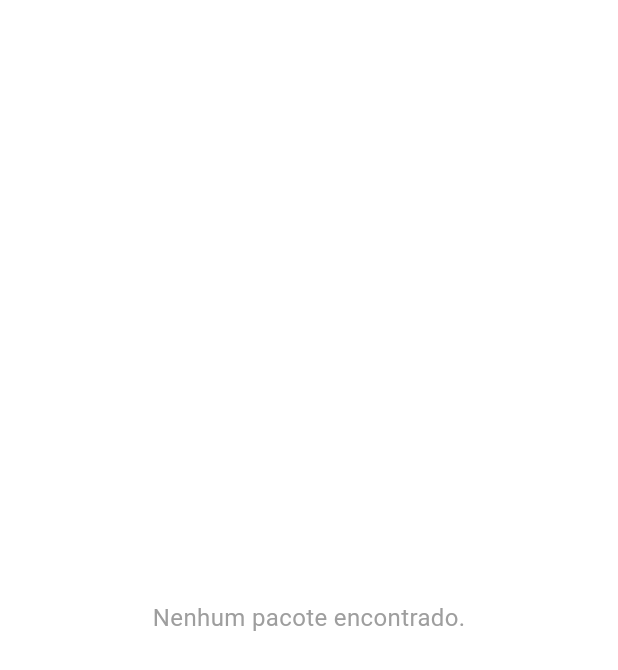
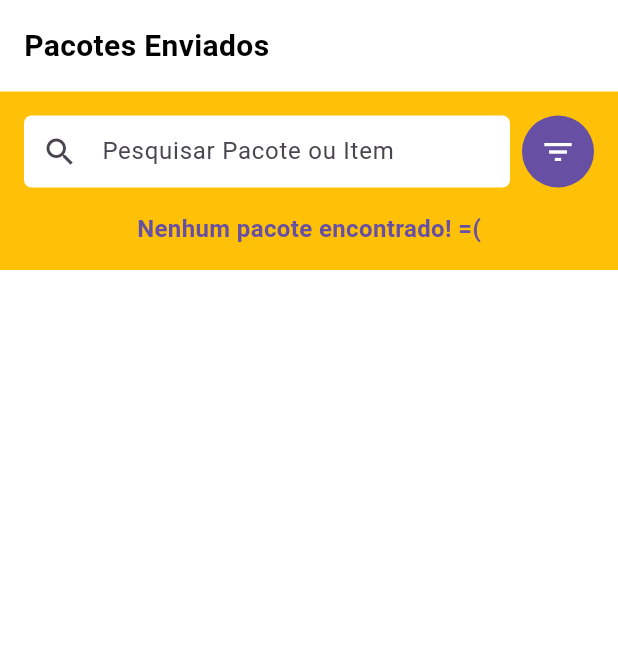
Before and after one commit to stiuff-mobile-devs/sti-uff-coletor-inventario, a Flutter app: the PackageListWidget widget shown alone on an empty page, opened directly, on a phone screen of 412 x 824 dp. Shown: the top 670 px of the screen. Run offline on Flutter 3.47's test engine with Material 3 defaults, Android fonts, the phone set to English and light mode, and no system bars; our stand-ins replace camera, carousel_slider, cloud_firestore, firebase_auth, firebase_core, firebase_storage and 6 more; missing offline and left inert: firebase_app_check, google_mlkit_barcode_scanning; accounts and stored records are empty; project files that could hold a hidden picture were left out.

Commit message:
Minor Update: Tags filter on PackageListWidget.

```diff
--- /dev/null
+++ b/lib/features/home/controllers/tag_filter_controller.dart
@@ -0,0 +1,23 @@
+import 'package:flutter/material.dart';
+
+class TagFilterController extends ChangeNotifier {
+  final List<String> _selectedTags = [];
+
+  List<String> get selectedTags => List.from(_selectedTags);
+
+  void toggleTag(String tag) {
+    if (_selectedTags.contains(tag)) {
+      _selectedTags.remove(tag);
+    } else {
+      _selectedTags.add(tag);
+    }
+    notifyListeners();
+  }
+
+  void clearTags() {
+    _selectedTags.clear();
+    notifyListeners();
+  }
+
+  bool isTagSelected(String tag) => _selectedTags.contains(tag);
+}
--- a/lib/features/home/views/package_list_widget.dart
+++ b/lib/features/home/views/package_list_widget.dart
@@ -1,8 +1,11 @@
+// ignore_for_file: prefer_final_fields
+
 import 'package:flutter/material.dart';
 import 'package:provider/provider.dart';
 import 'package:stiuffcoletorinventario/core/models/inventory_item.dart';
 import 'package:stiuffcoletorinventario/core/models/package_model.dart';
 import 'package:stiuffcoletorinventario/core/providers/inventory_provider.dart';
+import 'package:stiuffcoletorinventario/features/home/controllers/tag_filter_controller.dart';
 import 'package:stiuffcoletorinventario/shared/utils/app_colors.dart';
 import 'package:intl/intl.dart';
 
@@ -104,10 +107,48 @@ class _PackageListWidgetState extends State<PackageListWidget> {
     return groupedPackages;
   }
 
+  void _showFilterModal(BuildContext context, List<String> allTags) {
+    showDialog(
+      context: context,
+      builder: (BuildContext context) {
+        return Consumer<TagFilterController>(
+          builder: (context, tagFilterController, child) {
+            return AlertDialog(
+              title: const Text("Filtrar por Tags"),
+              content: SingleChildScrollView(
+                child: Wrap(
+                  spacing: 10.0,
+                  runSpacing: 10.0,
+                  children: allTags.where((tag) => tag.isNotEmpty).map((tag) {
+                    return FilterChip(
+                      label: Text(tag),
+                      selected: tagFilterController.isTagSelected(tag),
+                      onSelected: (isSelected) {
+                        tagFilterController.toggleTag(tag);
+                      },
+                    );
+                  }).toList(),
+                ),
+              ),
+              actions: [
+                TextButton(
+                  onPressed: () {
+                    Navigator.of(context).pop();
+                  },
+                  child: const Text("Fechar"),
+                ),
+              ],
+            );
+          },
+        );
+      },
+    );
+  }
+
   @override
   Widget build(BuildContext context) {
-    return Consumer<InventoryProvider>(
-      builder: (context, inventoryProvider, child) {
+    return Consumer2<InventoryProvider, TagFilterController>(
+      builder: (context, inventoryProvider, tagFilterController, child) {
         final packages = inventoryProvider.sentPackages;
         final packagesItemsMap = inventoryProvider.packagesItemsMap;
 
@@ -121,49 +162,21 @@ class _PackageListWidgetState extends State<PackageListWidget> {
               }) ??
               false;
 
-          return matchesPackageName || matchesItemName;
+          final matchesTags = tagFilterController.selectedTags.isEmpty ||
+              package.tags
+                  .any((tag) => tagFilterController.selectedTags.contains(tag));
+
+          return (matchesPackageName || matchesItemName) && matchesTags;
         }).toList();
-
-        if (filteredPackages.isEmpty) {
-          return const Center(
-            child: Text(
-              "Nenhum pacote encontrado.",
-              style: TextStyle(fontSize: 16.0, color: Colors.grey),
-            ),
-          );
-        }
 
         final sortedPackages = _sortPackagesByCreatedAt(filteredPackages);
         final groupedPackages = _groupPackagesByMonth(sortedPackages);
 
+        final allTags =
+            packages.expand((package) => package.tags).toSet().toList();
+
         return Column(
           children: [
-            Padding(
-              padding:
-                  const EdgeInsets.symmetric(horizontal: 16.0, vertical: 8.0),
-              child: Row(
-                children: [
-                  Expanded(
-                    child: TextField(
-                      onChanged: (query) {
-                        setState(() {
-                          _searchQuery = query;
-                        });
-                      },
-                      decoration: const InputDecoration(
-                        labelText: 'Pesquisar Pacote ou Item',
-                        border: OutlineInputBorder(),
-                        suffixIcon: Icon(Icons.search),
-                      ),
-                    ),
-                  ),
-                  IconButton(
-                    icon: const Icon(Icons.filter_list),
-                    onPressed: () {},
-                  ),
-                ],
-              ),
-            ),
             const Padding(
               padding: EdgeInsets.only(top: 16, left: 16.0, bottom: 16.0),
               child: Align(
@@ -178,50 +191,139 @@ class _PackageListWidgetState extends State<PackageListWidget> {
                 ),
               ),
             ),
-            ListView.builder(
+            Container(
+              decoration: const BoxDecoration(
+                color: Colors.amber,
+              ),
+              child: Column(
+                children: [
+                  Padding(
+                    padding: const EdgeInsets.only(
+                        left: 16.0, right: 16.0, bottom: 16.0, top: 16.0),
+                    child: Row(
+                      children: [
+                        Expanded(
+                          child: Container(
+                            decoration: const BoxDecoration(
+                              color: Colors.white,
+                              borderRadius: BorderRadius.all(
+                                Radius.circular(5.0),
+                              ),
+                            ),
+                            child: TextField(
+                              onChanged: (query) {
+                                setState(() {
+                                  _searchQuery = query;
+                                });
+                              },
+                              textAlign: TextAlign.start,
+                              decoration: const InputDecoration(
+                                hintText: 'Pesquisar Pacote ou Item',
+                                prefixIcon: Icon(Icons.search),
+                                border: InputBorder.none,
+                                contentPadding:
+                                    EdgeInsets.symmetric(vertical: 12.0),
+                              ),
+                            ),
+                          ),
+                        ),
+                        Padding(
+                          padding: const EdgeInsets.only(left: 8.0),
+                          child: Container(
+                            decoration: BoxDecoration(
+                              color: Theme.of(context).primaryColor,
+                              shape: BoxShape.circle,
+                            ),
+                            child: IconButton(
+                              icon: const Icon(Icons.filter_list),
+                              color: Colors.white,
+                              onPressed: () {
+                                _showFilterModal(context, allTags);
+                              },
+                            ),
+                          ),
+                        ),
+                      ],
+                    ),
+                  ),
+                  if (filteredPackages.isEmpty) ...[
+                    Center(
+                      child: Padding(
+                        padding: const EdgeInsets.only(bottom: 16.0),
+                        child: Text(
+                          "Nenhum pacote encontrado! =(",
+                          style: TextStyle(
+                            fontSize: 16.0,
+                            color: Theme.of(context).primaryColor,
+                            fontWeight: FontWeight.w600,
+                          ),
+                        ),
+                      ),
+                    ),
+                  ],
+                  (filteredPackages.isNotEmpty)
+                      ? Padding(
+                          padding: const EdgeInsets.only(bottom: 8.0),
+                          child: ListView.builder(
                             shrinkWrap: true,
                             physics: const NeverScrollableScrollPhysics(),
                             itemCount: groupedPackages.keys.length,
                             itemBuilder: (context, index) {
-                final monthYear = groupedPackages.keys.elementAt(index);
+                              final monthYear =
+                                  groupedPackages.keys.elementAt(index);
                               final monthPackages = groupedPackages[monthYear]!;
 
                               return ExpansionTile(
                                 title: Text(
+                                  toBeginningOfSentenceCase(monthYear) ??
                                       monthYear,
-                    style: const TextStyle(fontWeight: FontWeight.bold),
+                                  style: TextStyle(
+                                    fontWeight: FontWeight.bold,
+                                    color: Theme.of(context).primaryColor,
+                                    fontSize: 22,
                                   ),
-                  children: monthPackages.map((PackageModel package) {
-                    final items = packagesItemsMap[package.id] ?? [];
-                    final formattedDate = DateFormat('dd/MM/yyyy HH:mm').format(
-                        package.createdAt ??
-                            DateTime.fromMillisecondsSinceEpoch(0));
+                                ),
+                                children:
+                                    monthPackages.map((PackageModel package) {
+                                  final items =
+                                      packagesItemsMap[package.id] ?? [];
+                                  final formattedDate = DateFormat(
+                                          'dd/MM/yyyy HH:mm')
+                                      .format(package.createdAt ??
+                                          DateTime.fromMillisecondsSinceEpoch(
+                                              0));
 
                                   return Card(
                                     margin: const EdgeInsets.symmetric(
                                         vertical: 8.0, horizontal: 16.0),
                                     child: ExpansionTile(
-                        title:
-                            Text("Pacote: ${package.name} (ID: ${package.id})"),
+                                      title: Text(
+                                          "Pacote: ${package.name} (ID: ${package.id})"),
                                       subtitle: Text(
                                           "Tags: ${package.tags.join(', ')}\nEnviado em: $formattedDate"),
                                       children: items.isEmpty
                                           ? [
-                                const Padding(
-                                  padding: EdgeInsets.all(8.0),
+                                              Padding(
+                                                padding:
+                                                    const EdgeInsets.all(8.0),
                                                 child: Text(
                                                   "Nenhum item associado a este pacote.",
-                                    style: TextStyle(color: Colors.grey),
+                                                  style: TextStyle(
+                                                    color: Theme.of(context)
+                                                        .primaryColor,
+                                                  ),
                                                 ),
                                               ),
                                             ]
                                           : items.map((item) {
                                               return ListTile(
                                                 title: Text(item.name),
-                                  subtitle:
-                                      Text("Código de Barras: ${item.barcode}"),
-                                  leading: const Icon(Icons.inventory),
-                                  onTap: () => _showItemDetails(context, item),
+                                                subtitle: Text(
+                                                    "Código de Barras: ${item.barcode}"),
+                                                leading:
+                                                    const Icon(Icons.inventory),
+                                                onTap: () => _showItemDetails(
+                                                    context, item),
                                               );
                                             }).toList(),
                                     ),
@@ -230,6 +332,11 @@ class _PackageListWidgetState extends State<PackageListWidget> {
                               );
                             },
                           ),
+                        )
+                      : const SizedBox.shrink(),
+                ],
+              ),
+            ),
           ],
         );
       },
```
Also changed, not shown: lib/features/home/views/home_page.dart (+6 -1 lines), lib/main.dart (+6 -2 lines). Lines whose indentation alone changed are shown as unchanged.
